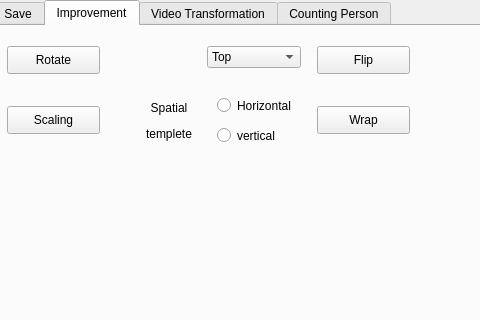
The window that image_processing_app.ui (soyoung125/MultimediaProcessingTool) describes before a commit, drawn with Qt 5; both pictures show x 185 to 665 and y 0 to 320 of the 800 by 600 pixel window.
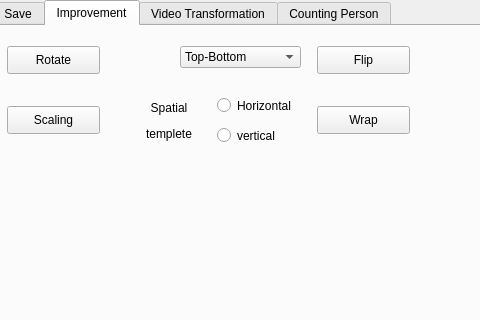
The same window after the commit.

Commit message: flip 기능 구현

Diff of the .ui file:
```diff
--- a/image_processing_app.ui
+++ b/image_processing_app.ui
@@ -143,15 +143,15 @@
      <widget class="QComboBox" name="cbbImpFlip">
       <property name="geometry">
        <rect>
-        <x>390</x>
+        <x>363</x>
         <y>20</y>
-        <width>94</width>
+        <width>121</width>
         <height>22</height>
        </rect>
       </property>
       <item>
        <property name="text">
-        <string>Top</string>
+        <string>Top-Bottom</string>
        </property>
       </item>
       <item>
```
Left out of the diff: 12 changed lines with no effect on the pictures. The commit also changes 2 other files.
